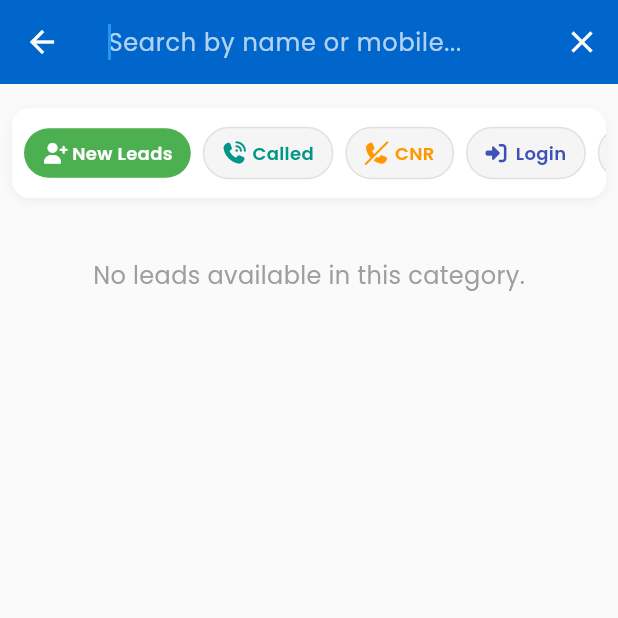
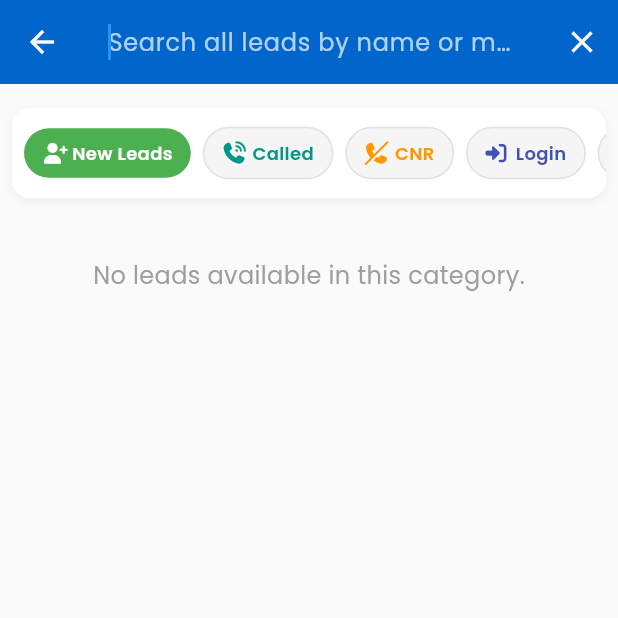
Before and after one commit to credlawn/app, a Flutter app: the PreApprovedLeadsScreen screen opened directly with empty values, after a tap on the "search" icon, on a phone screen of 412 x 824 dp, the top half of it. Run offline on Flutter 3.47's test engine with Material 3 defaults, Android fonts, the phone set to English and light mode, and no system bars; our stand-ins replace cached_network_image, connectivity_plus, device_info_plus, firebase_core, firebase_messaging, fl_chart and 13 more; missing offline and left inert: call_log, flutter_phone_direct_caller, google_mlkit_text_recognition, workmanager; accounts and stored records are empty; network calls fail; statements that could not run were skipped.

Commit message:
V2.0.1 Search Inclided

```diff
--- a/lib/screens/components/dashboard/call_summary_widget.dart
+++ b/lib/screens/components/dashboard/call_summary_widget.dart
@@ -88,7 +88,7 @@ class CallSummaryWidget extends StatelessWidget {
           _buildCallSummaryItem(
             icon: Icons.speed,
             label: 'Hourly Efficiency',
-            value: '${hourlyEfficiency.toStringAsFixed(1)} calls/hr',
+            value: '${hourlyEfficiency.toStringAsFixed(1)} /hr',
             color: Colors.teal,
           ),
         ],
--- a/lib/screens/pre_approved_lead_screen.dart
+++ b/lib/screens/pre_approved_lead_screen.dart
@@ -129,14 +129,24 @@ class _PreApprovedLeadsScreenState extends State<PreApprovedLeadsScreen> with Wi
   }
 
   Future<void> _filterLeads() async {
-    final groupFiltered = await LeadFilteringService.getFilteredLeadsByGroup(_allLeads, _selectedLeadGroup);
     final query = _searchController.text.toLowerCase();
-    _filteredLeads = groupFiltered.where((leadWithInfo) {
-      if (query.isEmpty) return true;
-      final nameMatches = leadWithInfo.lead.customerName.toLowerCase().contains(query);
-      final mobileMatches = leadWithInfo.lead.mobileNo.toLowerCase().contains(query);
-      return nameMatches || mobileMatches;
-    }).toList();
+
+    if (query.isEmpty) {
+      // No search query - filter by selected group
+      _filteredLeads = await LeadFilteringService.getFilteredLeadsByGroup(_allLeads, _selectedLeadGroup);
+    } else {
+      // Search query present - search across ALL leads regardless of group
+      _filteredLeads = _allLeads.where((leadWithInfo) {
+        final nameMatches = leadWithInfo.lead.customerName.toLowerCase().contains(query);
+        final mobileMatches = leadWithInfo.lead.mobileNo.toLowerCase().contains(query);
+        return nameMatches || mobileMatches;
+      }).toList();
+    }
+
+    // Trigger UI rebuild with updated filtered results
+    if (mounted) {
+      setState(() {});
+    }
   }
 
   List<LeadWithCallInfo> _getPendingFeedbackLeads(List<LeadWithCallInfo> allLeads) {
@@ -446,7 +456,7 @@ class _PreApprovedLeadsScreenState extends State<PreApprovedLeadsScreen> with Wi
           controller: _searchController,
           autofocus: true,
           decoration: const InputDecoration(
-            hintText: 'Search by name or mobile...',
+            hintText: 'Search all leads by name or mobile...',
             hintStyle: TextStyle(color: Colors.white70),
             border: InputBorder.none,
           ),
```
